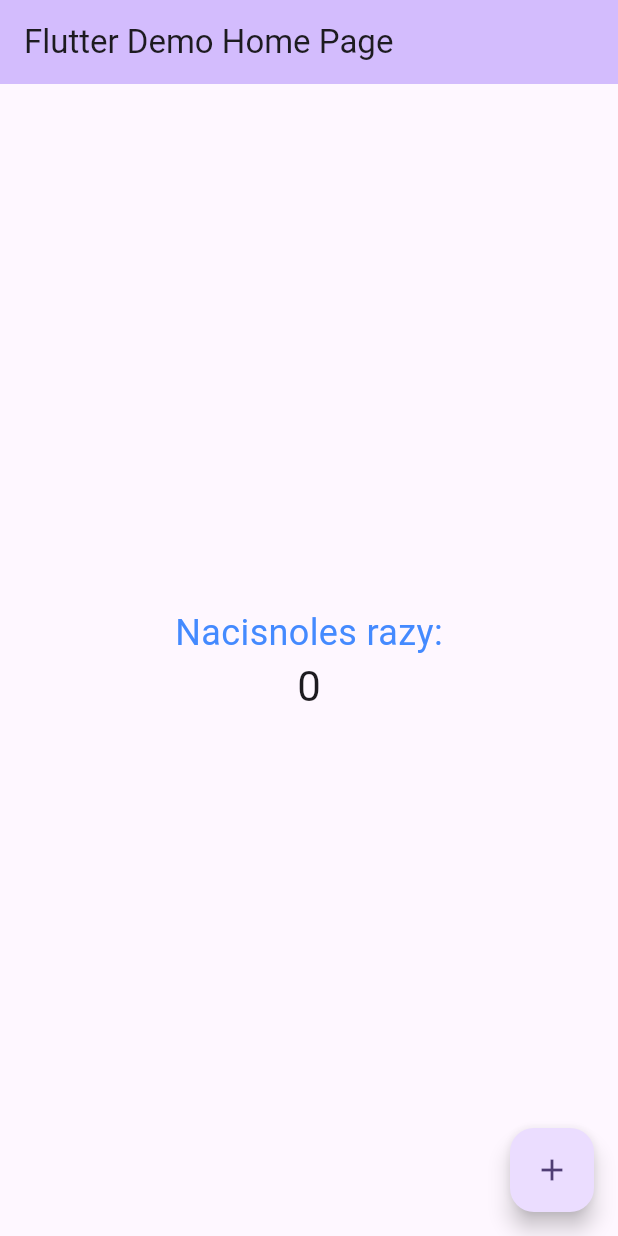
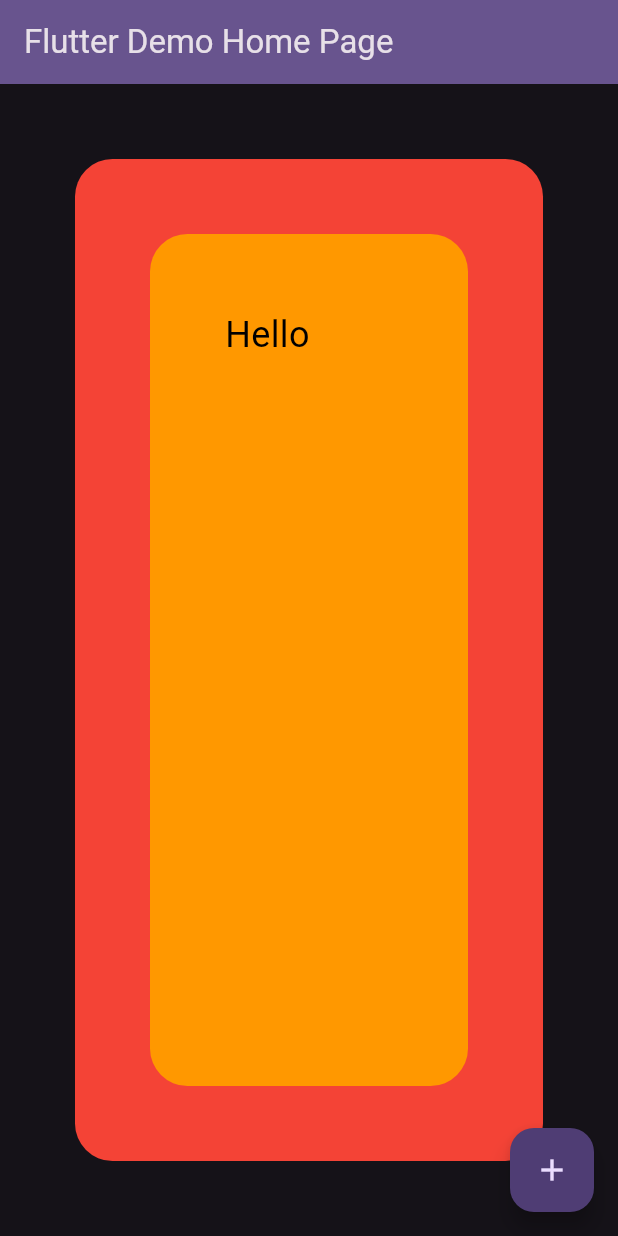
Before and after one commit to Pawel-Lechki/myapp, a Flutter app: the screen it shows after launch, on a phone screen of 412 x 824 dp. Run offline on Flutter 3.47's test engine with Material 3 defaults, Android fonts, the phone set to English and light mode, and no system bars.

Commit message:
Container component

```diff
--- a/lib/main.dart
+++ b/lib/main.dart
@@ -17,6 +17,7 @@ class MyApp extends StatelessWidget {
   @override
   Widget build(BuildContext context) {
     return MaterialApp(
+      debugShowCheckedModeBanner: false,
       title: 'Flutter Demo',
       theme: ThemeData(
         // This is the theme of your application.
@@ -34,7 +35,10 @@ class MyApp extends StatelessWidget {
         //
         // This works for code too, not just values: Most code changes can be
         // tested with just a hot reload.
-        colorScheme: ColorScheme.fromSeed(seedColor: Colors.deepPurple),
+        colorScheme: ColorScheme.fromSeed(
+          seedColor: Colors.deepPurple,
+          brightness: Brightness.dark,
+        ),
       ),
       home: const MyHomePage(title: 'Flutter Demo Home Page'),
     );
@@ -94,31 +98,28 @@ class _MyHomePageState extends State<MyHomePage> {
       body: Center(
         // Center is a layout widget. It takes a single child and positions it
         // in the middle of the parent.
-        child: Column(
-          // Column is also a layout widget. It takes a list of children and
-          // arranges them vertically. By default, it sizes itself to fit its
-          // children horizontally, and tries to be as tall as its parent.
-          //
-          // Column has various properties to control how it sizes itself and
-          // how it positions its children. Here we use mainAxisAlignment to
-          // center the children vertically; the main axis here is the vertical
-          // axis because Columns are vertical (the cross axis would be
-          // horizontal).
-          //
-          // TRY THIS: Invoke "debug painting" (choose the "Toggle Debug Paint"
-          // action in the IDE, or press "p" in the console), to see the
-          // wireframe for each widget.
-          mainAxisAlignment: MainAxisAlignment.center,
-          children: <Widget>[
-            const Text(
-              'Nacisnoles razy:',
-              style: TextStyle(fontSize: 24, color: Colors.blueAccent),
+        child: Container(
+          height: double.infinity,
+          width: double.infinity,
+          padding: EdgeInsets.all(50.0),
+          margin: EdgeInsets.all(50.0),
+          decoration: BoxDecoration(
+            borderRadius: BorderRadius.circular(25.0),
+            color: Colors.red,
+          ),
+          child: Container(
+            height: double.infinity,
+            width: double.infinity,
+            padding: EdgeInsets.all(50.0),
+            decoration: BoxDecoration(
+              borderRadius: BorderRadius.circular(25.0),
+              color: Colors.orange,
             ),
-            Text(
-              '$_counter',
-              style: Theme.of(context).textTheme.headlineMedium,
+            child: Text(
+              'Hello',
+              style: TextStyle(color: Colors.black, fontSize: 24.0),
             ),
-          ],
+          ),
         ),
       ),
       floatingActionButton: FloatingActionButton(
```
